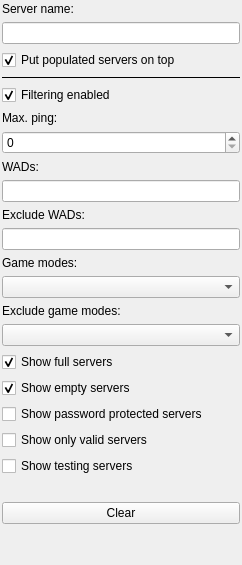
Before: the Qt Designer form src/core/gui/serverfilterdock.ui in DoomseekerTeam/Doomseeker, drawn with Qt 5.
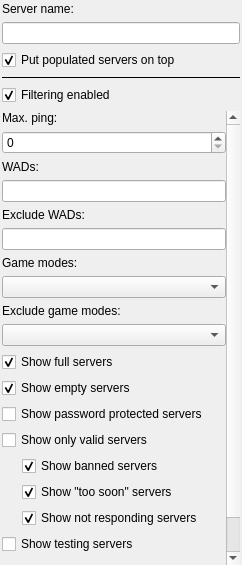
After: the same form once the commit is applied. Icons and pictures are not drawn. Custom widgets are drawn as their Qt base class.

Commit message:
Add granular filters for various types of "bad" servers (#4002)
Permit to filter out the servers by the concrete type of response: wait,
banned, bad/timeout.

```diff
--- a/src/core/gui/serverfilterdock.ui
+++ b/src/core/gui/serverfilterdock.ui
@@ -222,6 +222,63 @@
           </property>
          </widget>
         </item>
+        <item>
+         <widget class="QWidget" name="validServersGranularArea" native="true">
+          <layout class="QVBoxLayout" name="verticalLayout">
+           <property name="leftMargin">
+            <number>20</number>
+           </property>
+           <property name="topMargin">
+            <number>0</number>
+           </property>
+           <property name="rightMargin">
+            <number>0</number>
+           </property>
+           <property name="bottomMargin">
+            <number>0</number>
+           </property>
+           <item>
+            <widget class="QCheckBox" name="cbShowBannedServers">
+             <property name="toolTip">
+              <string>Show the servers you were banned from.</string>
+             </property>
+             <property name="text">
+              <string>Show banned servers</string>
+             </property>
+             <property name="checked">
+              <bool>true</bool>
+             </property>
+            </widget>
+           </item>
+           <item>
+            <widget class="QCheckBox" name="cbShowTooSoonServers">
+             <property name="toolTip">
+              <string>Show the &quot;Refreshed too soon&quot; servers.</string>
+             </property>
+             <property name="text">
+              <string>Show &quot;too soon&quot; servers</string>
+             </property>
+             <property name="checked">
+              <bool>true</bool>
+             </property>
+            </widget>
+           </item>
+           <item>
+            <widget class="QCheckBox" name="cbShowNotRespondingServers">
+             <property name="toolTip">
+              <string>&lt;p&gt;Show the servers that didn't respond at all or returned a bad response.&lt;/p&gt;</string>
+             </property>
+             <property name="text">
+              <string>Show not responding servers</string>
+             </property>
+             <property name="checked">
+              <bool>true</bool>
+             </property>
+            </widget>
+           </item>
+          </layout>
+         </widget>
+        </item>
         <item>
          <widget class="QCheckBox" name="cbShowTestingServers">
           <property name="text">
```
Left out of the diff: 81 changed lines with no effect on the pictures. The commit also changes 6 other files.
